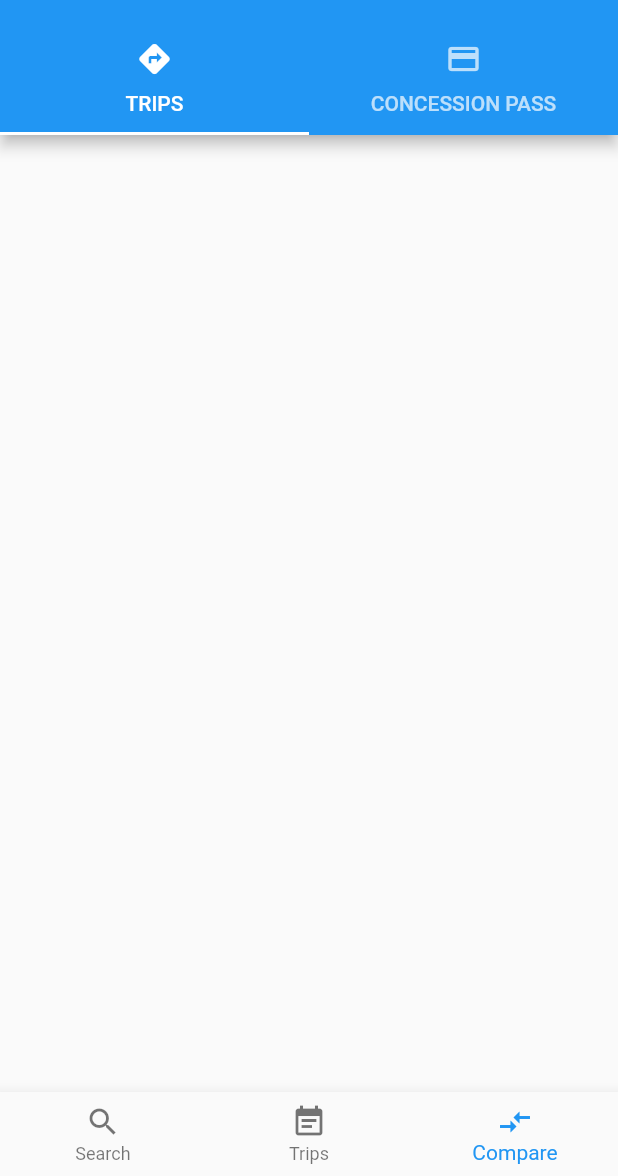
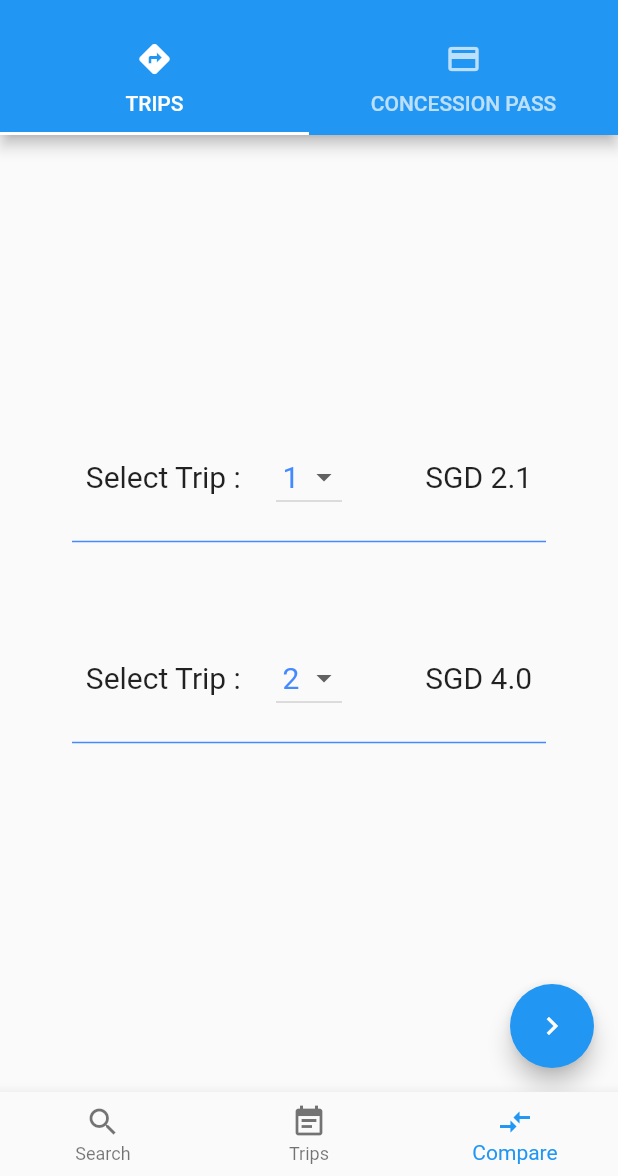
Before and after one commit to samleow/2006-SE, a Flutter app: the screen it shows after launch, item 3 of the bottom bar chosen, on a phone screen of 412 x 824 dp, the part 60-1236 px from its top. Run offline on Flutter 3.47's test engine with Material 2 defaults, Android fonts, the phone set to English and light mode, and no system bars; our stand-ins replace get_it, sqflite; accounts and stored records are empty; network calls fail.

Commit message:
Update CompareTrips.dart

```diff
--- a/lib/views/CompareTrips.dart
+++ b/lib/views/CompareTrips.dart
@@ -1,22 +1,178 @@
+import 'package:flutter/cupertino.dart';
 import 'package:flutter/material.dart';
 
-class CompareTrips extends StatelessWidget {
+class CompareTrips extends StatefulWidget {
   // _CompareTrips createState() => _CompareTrips();
 
 
   @override
-  Widget build(BuildContext context) {
-    return Scaffold(
-      body: Container(
+  _CompareTripsState createState() => _CompareTripsState();
+}
+
+class _CompareTripsState extends State<CompareTrips> {
+
+  final GlobalKey<AnimatedListState> _listKey = GlobalKey();
+  final List<int> numCompare = [1, 2]; //<-- hardcode the number of compare boxes
+
+  List<int> tripsList = [1, 2, 3, 4]; //<-- must get from Database number of trips
+  List<double> _originalDBPrice = [2.10, 4.00, 5.00, 1.00]; // <-- the number of list must be followed buy the number of trips from DB
+
+  List <double> selectedPrice =[2.10, 4.00]; //<-- temp storage to save the dropdown selected Price
+  List<int> selectedTrip = [1, 2]; //<-- this is temp storage for dropdownlist to separate onchange
+
+  Widget buildTripCard(BuildContext context, int index) {
+    final trip = numCompare[index];
+    return new Container(
+
         margin: EdgeInsets.all(24),
         child: Form(
           child: Column(
               mainAxisAlignment: MainAxisAlignment.center,
               children: <Widget>[
+                Row(
+                  mainAxisAlignment: MainAxisAlignment.spaceAround,
+                  children: <Widget>[
+                    Align(
+                      alignment: Alignment.centerLeft,
+                      child: Container(
+                        child: Text('Select Trip : ',
+                            style: TextStyle(
+                              fontSize: 20,
+                            )),
+                      ),
+                    ),
+                    DropdownButton<int>(
+                      items: tripsList.map((int dropDownTripItem) {
+                        return DropdownMenuItem<int>(
+                          value: dropDownTripItem,
+                          child: SizedBox(
+                            width:20,
+                            child: Text("${dropDownTripItem}",
+                            textAlign: TextAlign.center,
+                            style: TextStyle(
+                              fontSize: 20,
+                              color: Colors.blueAccent,
+                            ),
+                            ),
+                        ));
+                      }
+                      ).toList(),
+                      onChanged: (int newValue) {
+                        setState(() {
+                          selectedTrip[index] = newValue;
+
+                          selectedPrice[index] = _originalDBPrice[newValue -1]; // update the selected price
+                        });
+                      },
+
+                      value: selectedTrip[index],
+
+
+                    ),
+                    SizedBox(
+                      height: 20.0,
+                    ),
+                    Padding(padding: EdgeInsets.only(bottom: 70)),
+                    Text('SGD ${_originalDBPrice[getindex(selectedTrip[index])]}',
+                        style: TextStyle(
+                          fontSize: 20,)),
                   ],
+                ),
+                Divider(
+                  color: Colors.blueAccent,
+                  thickness: 1,),
+              ]),
         )
+
+    );
+  }
+
+  @override
+  Widget build(BuildContext context) {
+    return Scaffold(
+
+      body: Builder(
+
+        builder: (_) {
+          return new Container(
+
+            margin: EdgeInsets.all(24),
+            child: Form(
+              child: Column(
+                  mainAxisAlignment: MainAxisAlignment.center,
+                  children: <Widget>[
+                    SizedBox(
+                      height: 300,
+                      child: AnimatedList(
+                        key: _listKey,
+                        initialItemCount: numCompare.length,
+                        itemBuilder: (context, index, animation) {
+                          return buildTripCard(context, index);
+                        },
                       ),
+                    ),
+                  ]),
+            ),
+
+
+          );
+        },
+      ),
+
+        floatingActionButton: FloatingActionButton(
+          onPressed: () {
+            return showDialog(
+                context: context,
+                builder: (context) {
+
+                  return AlertDialog(
+                    title: Text("Message"),
+                    content: Column(
+                      mainAxisSize: MainAxisSize.min,
+                      children: <Widget>[
+                        Text(comparePrice(selectedPrice[0],selectedPrice[1])),
+                      ],
                     ),
                   );
                 }
+            );
+          },
+          child: Icon(Icons.navigate_next),
+        ),
+
+      );
   }
+
+  // get index to know the actual price from list
+  int getindex(int selectTrip)
+  {
+    int index = 0;
+    for(int i = 0; i<tripsList.length; i++)
+      {
+        if(selectTrip == tripsList[i])
+          {
+            index = i;
+            break;
+          }
+      }
+
+    return index;
+  }
+
+  // compare Price
+  String comparePrice(double fprice, double sprice) {
+    if (fprice < sprice) {
+      double diffprice = sprice - fprice;
+      return "First Trip is cheaper, you saved \$${diffprice.toStringAsFixed(2)}";
+    }
+    if (fprice > sprice){
+      double diffprices = fprice - sprice;
+      return "Second Trip is cheaper, difference is \$${diffprices.toStringAsFixed(2)}";
+    }
+    else{
+      return "Both trip is the same price";
+    }
+  }
+
+
+}
```
Lines whose indentation alone changed are shown as unchanged.
